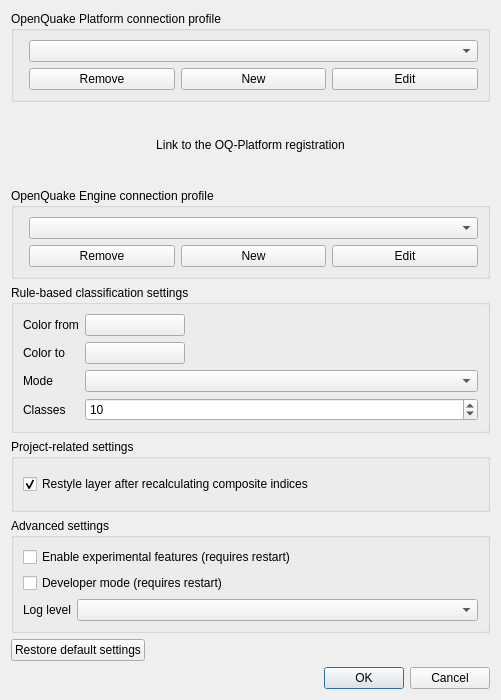
gem/oq-irmt-qgis, file svir/ui/ui_settings.ui: the form before one commit.
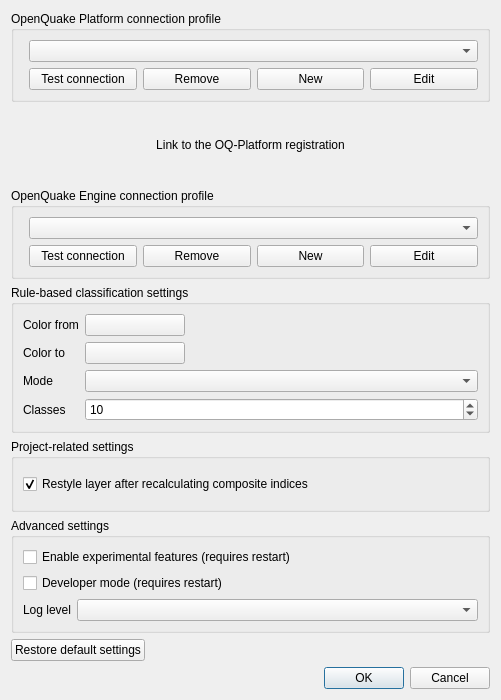
The form after the commit.

Commit message: Add buttons to check connection to oq-platform and to oq-engine

```diff
--- a/svir/ui/ui_settings.ui
+++ b/svir/ui/ui_settings.ui
@@ -31,6 +31,13 @@
         <property name="topMargin">
          <number>0</number>
         </property>
+        <item>
+         <widget class="QPushButton" name="pla_test_btn">
+          <property name="text">
+           <string>Test connection</string>
+          </property>
+         </widget>
+        </item>
         <item>
          <widget class="QPushButton" name="pla_remove_btn">
           <property name="text">
@@ -90,6 +97,13 @@
         <property name="topMargin">
          <number>0</number>
         </property>
+        <item>
+         <widget class="QPushButton" name="eng_test_btn">
+          <property name="text">
+           <string>Test connection</string>
+          </property>
+         </widget>
+        </item>
         <item>
          <widget class="QPushButton" name="eng_remove_btn">
           <property name="text">
```
